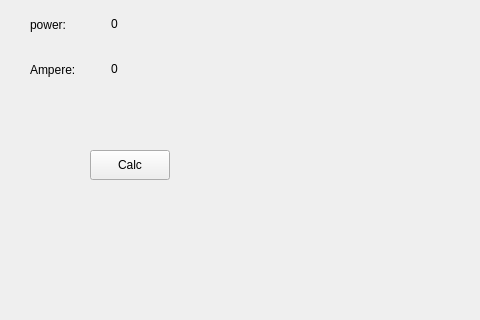
The window that coilcalc/mainwindow.ui (Rumo666/coil_calc) describes before a commit, drawn with Qt 5; both pictures show x 0 to 480 and y 160 to 480 of the 800 by 480 pixel window.
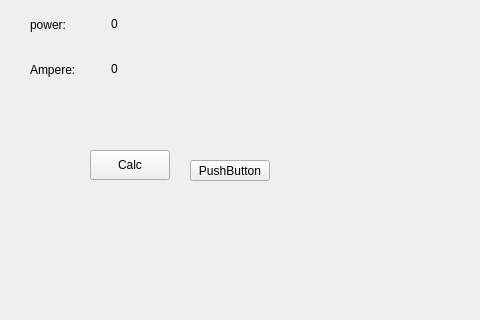
The same window after the commit.

```diff
--- a/coilcalc/mainwindow.ui
+++ b/coilcalc/mainwindow.ui
@@ -147,6 +147,19 @@
      </property>
     </widget>
    </widget>
+   <widget class="QPushButton" name="pushButton_2">
+    <property name="geometry">
+     <rect>
+      <x>190</x>
+      <y>320</y>
+      <width>80</width>
+      <height>21</height>
+     </rect>
+    </property>
+    <property name="text">
+     <string>PushButton</string>
+    </property>
+   </widget>
   </widget>
  </widget>
  <layoutdefault spacing="6" margin="11"/>
```
